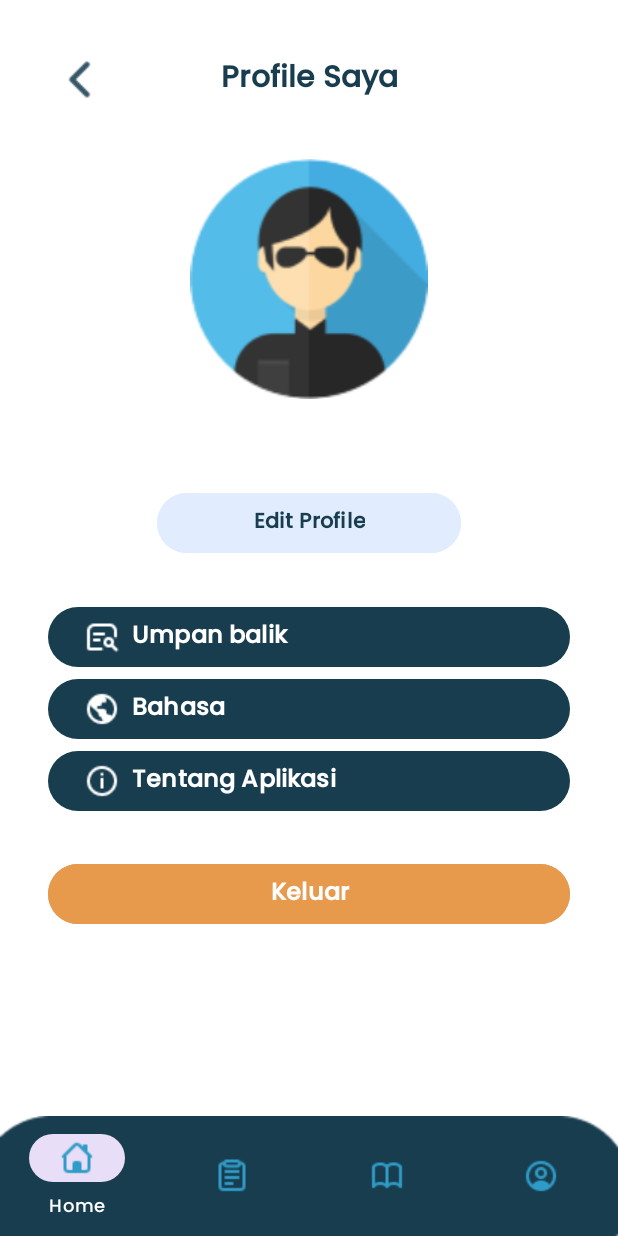
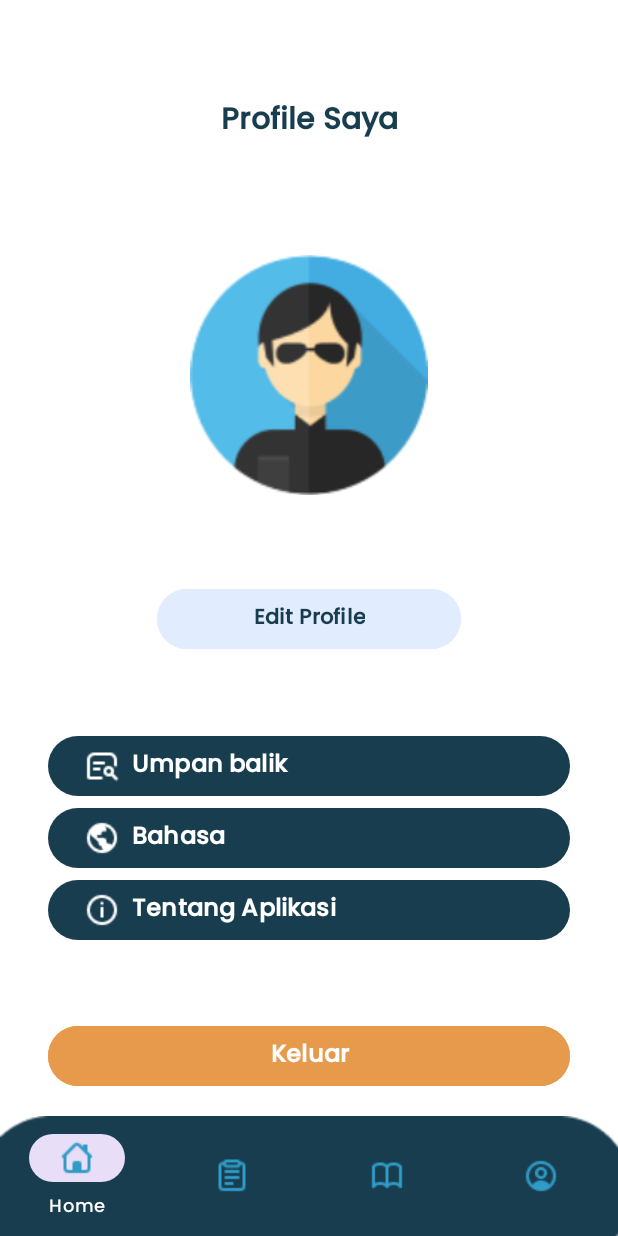
Before and after one commit to PersonaWay/Mobile-Development, an Android app: the fragment ProfileFragment placed in its activity, on a phone screen of 412 x 824 dp. Run offline under Robolectric (Android 15) with nearby library versions, the phone set to English and light mode, and no system bars; our stand-ins replace Firebase (no records; nobody signed in at launch, a user with empty details on screens opened directly).

```diff
--- a/app/src/main/java/com/capstone/personaway/ui/fragment/ProfileFragment.kt
+++ b/app/src/main/java/com/capstone/personaway/ui/fragment/ProfileFragment.kt
@@ -38,11 +38,6 @@ class ProfileFragment : Fragment() {
         // Set user name
         binding.tvName.text = auth.currentUser?.displayName ?: "User"
 
-        // Back button action
-        binding.ibBack.setOnClickListener {
-            requireActivity().onBackPressedDispatcher.onBackPressed()
-        }
-
         // Navigate to EditProfileActivity
         binding.btnEdit.setOnClickListener {
             val intent = Intent(requireContext(), EditProfileActivity::class.java)
--- a/app/src/main/res/layout/fragment_profile.xml
+++ b/app/src/main/res/layout/fragment_profile.xml
@@ -5,40 +5,31 @@
     android:layout_width="match_parent"
     android:layout_height="match_parent"
     tools:context=".ui.fragment.ProfileFragment"
-    android:padding="32dp">
-
-    <ImageButton
-        android:id="@+id/ibBack"
-        android:layout_width="wrap_content"
-        android:layout_height="wrap_content"
-        android:background="@null"
-        android:src="@drawable/ic_back"
-        app:layout_constraintStart_toStartOf="parent"
-        app:layout_constraintTop_toTopOf="parent"
-        tools:layout_editor_absoluteX="32dp" />
+    android:paddingHorizontal="32dp"
+    android:paddingTop="64dp"
+    android:paddingBottom="16dp">
 
     <TextView
         android:id="@+id/tvProfile"
         android:layout_width="wrap_content"
         android:layout_height="wrap_content"
         android:text="Profile Saya"
+        android:textColor="@color/primary"
         android:textSize="20sp"
-        android:textColor="@color/primary"
         android:textStyle="bold"
+        app:layout_constraintEnd_toEndOf="parent"
         app:layout_constraintStart_toStartOf="parent"
-        app:layout_constraintEnd_toEndOf="parent"
-        app:layout_constraintTop_toTopOf="@id/ibBack"
-        app:layout_constraintBottom_toBottomOf="@id/ibBack" />
+        app:layout_constraintTop_toTopOf="parent" />
 
     <ImageView
         android:id="@+id/ivProfile"
         android:layout_width="160dp"
         android:layout_height="160dp"
+        android:layout_marginTop="72dp"
         android:src="@drawable/ic_profile"
-        app:layout_constraintTop_toBottomOf="@id/ibBack"
+        app:layout_constraintEnd_toEndOf="parent"
         app:layout_constraintStart_toStartOf="parent"
-        app:layout_constraintEnd_toEndOf="parent"
-        android:layout_marginTop="32dp"/>
+        app:layout_constraintTop_toBottomOf="@+id/tvProfile" />
 
     <TextView
         android:id="@+id/tvName"
@@ -116,7 +107,6 @@
         android:id="@+id/btnLogout"
         android:layout_width="0dp"
         android:layout_height="wrap_content"
-        android:layout_marginBottom="92dp"
         android:backgroundTint="#E7994C"
         android:text="Keluar"
         android:textColor="@color/white"
@@ -124,7 +114,6 @@
         android:textStyle="bold"
         app:layout_constraintBottom_toBottomOf="parent"
         app:layout_constraintEnd_toEndOf="parent"
-        app:layout_constraintHorizontal_bias="0.0"
         app:layout_constraintStart_toStartOf="parent" />
 
 </androidx.constraintlayout.widget.ConstraintLayout>
```
